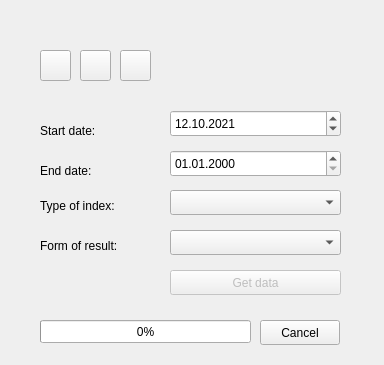
Above: world_from_space_widget_base.ui from OpenGeoLabs/qgis-world-from-space-plugin before the change. Below: the same form after it.
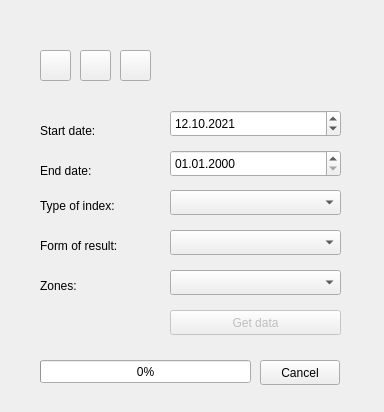
That is the form after the change. Custom widgets are drawn as their Qt base class.

Commit message: Added support for zones and filed_zonation_by_median.

Patch:
```diff
--- a/world_from_space_widget_base.ui
+++ b/world_from_space_widget_base.ui
@@ -7,7 +7,7 @@
     <x>0</x>
     <y>0</y>
     <width>384</width>
-    <height>365</height>
+    <height>412</height>
    </rect>
   </property>
   <property name="sizePolicy">
@@ -26,7 +26,7 @@
    <property name="geometry">
     <rect>
      <x>170</x>
-     <y>270</y>
+     <y>310</y>
      <width>171</width>
      <height>25</height>
     </rect>
@@ -185,7 +185,7 @@
    <property name="geometry">
     <rect>
      <x>40</x>
-     <y>320</y>
+     <y>360</y>
      <width>211</width>
      <height>23</height>
     </rect>
@@ -198,7 +198,7 @@
    <property name="geometry">
     <rect>
      <x>260</x>
-     <y>320</y>
+     <y>360</y>
      <width>80</width>
      <height>25</height>
     </rect>
@@ -223,6 +223,29 @@
     <string/>
    </property>
   </widget>
+  <widget class="QComboBox" name="comboBoxZones">
+   <property name="geometry">
+    <rect>
+     <x>170</x>
+     <y>270</y>
+     <width>171</width>
+     <height>25</height>
+    </rect>
+   </property>
+  </widget>
+  <widget class="QLabel" name="label_5">
+   <property name="geometry">
+    <rect>
+     <x>40</x>
+     <y>270</y>
+     <width>131</width>
+     <height>31</height>
+    </rect>
+   </property>
+   <property name="text">
+    <string>Zones:</string>
+   </property>
+  </widget>
  </widget>
  <customwidgets>
   <customwidget>
```
The commit also changes 4 other files.
